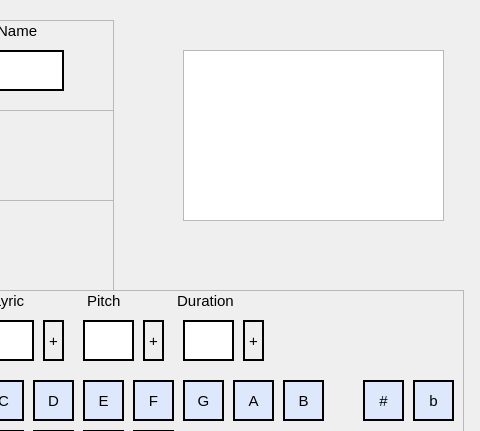
Qt form ui/song-xml_editor.ui (uU-Uuu/song-xml-editor) before a commit; both pictures show x 637 to 1117 and y 0 to 431 of the 1117 by 862 pixel window.
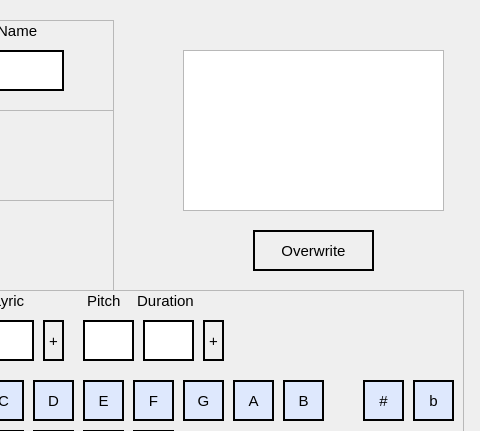
The same form after that commit.

```diff
--- a/ui/song-xml_editor.ui
+++ b/ui/song-xml_editor.ui
@@ -33,7 +33,7 @@
       <x>820</x>
       <y>50</y>
       <width>261</width>
-      <height>171</height>
+      <height>161</height>
      </rect>
     </property>
     <property name="plainText">
@@ -718,63 +718,44 @@
       <string>B</string>
      </property>
     </widget>
-    <widget class="QToolButton" name="addSyllableDurationBtn">
-     <property name="geometry">
-      <rect>
-       <x>480</x>
-       <y>30</y>
-       <width>21</width>
-       <height>41</height>
-      </rect>
-     </property>
-     <property name="styleSheet">
-      <string notr="true">font: 63 8pt &quot;Yu Mincho Demibold&quot;;
-font-size: 15px;
-border: 2px solid black;
-</string>
-     </property>
-     <property name="text">
-      <string>+</string>
-     </property>
-    </widget>
     <widget class="QLineEdit" name="syllableDuration">
      <property name="geometry">
       <rect>
-       <x>420</x>
-       <y>30</y>
-       <width>51</width>
-       <height>41</height>
-      </rect>
-     </property>
-     <property name="styleSheet">
-      <string notr="true">border: 2px solid black;</string>
-     </property>
-     <property name="text">
-      <string/>
-     </property>
-    </widget>
-    <widget class="QLabel" name="syllDurationLabel">
-     <property name="geometry">
-      <rect>
-       <x>410</x>
-       <y>0</y>
-       <width>71</width>
-       <height>21</height>
-      </rect>
-     </property>
-     <property name="styleSheet">
-      <string notr="true">font: 63 8pt &quot;Yu Mincho Demibold&quot;;
-font-size: 15px;</string>
-     </property>
-     <property name="text">
-      <string> Duration</string>
-     </property>
-    </widget>
-    <widget class="QToolButton" name="addSyllablePitchBtn">
-     <property name="geometry">
-      <rect>
        <x>380</x>
        <y>30</y>
+       <width>51</width>
+       <height>41</height>
+      </rect>
+     </property>
+     <property name="styleSheet">
+      <string notr="true">border: 2px solid black;</string>
+     </property>
+     <property name="text">
+      <string/>
+     </property>
+    </widget>
+    <widget class="QLabel" name="syllDurationLabel">
+     <property name="geometry">
+      <rect>
+       <x>370</x>
+       <y>0</y>
+       <width>71</width>
+       <height>21</height>
+      </rect>
+     </property>
+     <property name="styleSheet">
+      <string notr="true">font: 63 8pt &quot;Yu Mincho Demibold&quot;;
+font-size: 15px;</string>
+     </property>
+     <property name="text">
+      <string> Duration</string>
+     </property>
+    </widget>
+    <widget class="QToolButton" name="addSyllableNoteBtn">
+     <property name="geometry">
+      <rect>
+       <x>440</x>
+       <y>30</y>
        <width>21</width>
        <height>41</height>
       </rect>
@@ -1160,6 +1141,25 @@
      </property>
     </widget>
    </widget>
+   <widget class="QToolButton" name="overwriteBtn">
+    <property name="geometry">
+     <rect>
+      <x>890</x>
+      <y>230</y>
+      <width>121</width>
+      <height>41</height>
+     </rect>
+    </property>
+    <property name="styleSheet">
+     <string notr="true">font: 63 8pt &quot;Yu Mincho Demibold&quot;;
+font-size: 15px;
+border: 2px solid black;
+</string>
+    </property>
+    <property name="text">
+     <string>Overwrite</string>
+    </property>
+   </widget>
    <zorder>actionBtnsFrame</zorder>
    <zorder>restFrame</zorder>
    <zorder>syllableFrame</zorder>
```
Left out of the diff: 1 changed line with no effect on the pictures.
